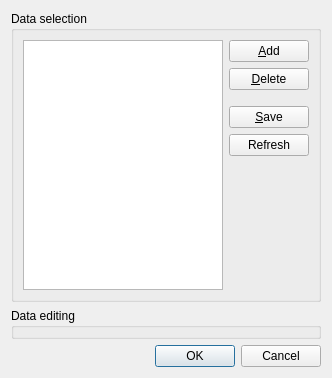
Qt form gtes_starts/dbt_editor/dbt_editor.ui (olgerd27/gtes_starts) before a commit.
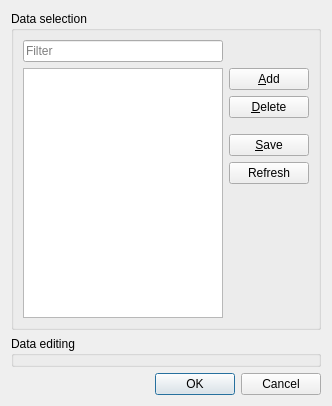
The same form after that commit. Icons and pictures are not drawn. Custom widgets are drawn as their Qt base class.

Commit message:
Fixed bugs with selections that occurs when user input some filter string.
Created for this purpose the TableView_DS and SelectionAllower classes.
Also it was deleted the custom LineEdit, that defines it empty state.

What changed in the file:
```diff
--- a/gtes_starts/dbt_editor/dbt_editor.ui
+++ b/gtes_starts/dbt_editor/dbt_editor.ui
@@ -7,7 +7,7 @@
     <x>0</x>
     <y>0</y>
     <width>319</width>
-    <height>350</height>
+    <height>375</height>
    </rect>
   </property>
   <property name="windowIcon">
@@ -33,8 +33,65 @@
       <string>Data selection</string>
      </property>
      <layout class="QGridLayout" name="gridLayout">
-      <item row="0" column="0" rowspan="6">
-       <widget class="QTableView" name="m_tableContents">
+      <item row="6" column="1">
+       <spacer name="verticalSpacer_2">
+        <property name="orientation">
+         <enum>Qt::Vertical</enum>
+        </property>
+        <property name="sizeHint" stdset="0">
+         <size>
+          <width>20</width>
+          <height>50</height>
+         </size>
+        </property>
+       </spacer>
+      </item>
+      <item row="4" column="1">
+       <widget class="QPushButton" name="m_pbSave">
+        <property name="toolTip">
+         <string>Save data in the database</string>
+        </property>
+        <property name="text">
+         <string>&amp;Save</string>
+        </property>
+        <property name="icon">
+         <iconset resource="../images_resources.qrc">
+          <normaloff>:/images/save2.png</normaloff>:/images/save2.png</iconset>
+        </property>
+       </widget>
+      </item>
+      <item row="3" column="1">
+       <spacer name="verticalSpacer">
+        <property name="orientation">
+         <enum>Qt::Vertical</enum>
+        </property>
+        <property name="sizeType">
+         <enum>QSizePolicy::Fixed</enum>
+        </property>
+        <property name="sizeHint" stdset="0">
+         <size>
+          <width>20</width>
+          <height>10</height>
+         </size>
+        </property>
+       </spacer>
+      </item>
+      <item row="1" column="1">
+       <widget class="QPushButton" name="m_pbAdd">
+        <property name="toolTip">
+         <string>Add a new line</string>
+        </property>
+        <property name="text">
+         <string>&amp;Add</string>
+        </property>
+        <property name="icon">
+         <iconset resource="../images_resources.qrc">
+          <normaloff>:/images/add2.png</normaloff>:/images/add2.png</iconset>
+        </property>
+       </widget>
+      </item>
+      <item row="1" column="0" rowspan="6">
+       <widget class="TableView_DS" name="m_tableContents">
         <property name="minimumSize">
          <size>
           <width>200</width>
@@ -85,65 +142,7 @@
         </attribute>
        </widget>
       </item>
-      <item row="0" column="1">
-       <widget class="QPushButton" name="m_pbAdd">
-        <property name="toolTip">
-         <string>Add a new line</string>
-        </property>
-        <property name="text">
-         <string>&amp;Add</string>
-        </property>
-        <property name="icon">
-         <iconset resource="../images_resources.qrc">
-          <normaloff>:/images/add2.png</normaloff>:/images/add2.png</iconset>
-        </property>
-       </widget>
-      </item>
-      <item row="1" column="1">
-       <widget class="QPushButton" name="m_pbDelete">
-        <property name="toolTip">
-         <string>Delete the selected line</string>
-        </property>
-        <property name="text">
-         <string>&amp;Delete</string>
-        </property>
-        <property name="icon">
-         <iconset resource="../images_resources.qrc">
-          <normaloff>:/images/clear_output.png</normaloff>:/images/clear_output.png</iconset>
-        </property>
-       </widget>
-      </item>
-      <item row="2" column="1">
-       <spacer name="verticalSpacer">
-        <property name="orientation">
-         <enum>Qt::Vertical</enum>
-        </property>
-        <property name="sizeType">
-         <enum>QSizePolicy::Fixed</enum>
-        </property>
-        <property name="sizeHint" stdset="0">
-         <size>
-          <width>20</width>
-          <height>10</height>
-         </size>
-        </property>
-       </spacer>
-      </item>
-      <item row="3" column="1">
-       <widget class="QPushButton" name="m_pbSave">
-        <property name="toolTip">
-         <string>Save data in the database</string>
-        </property>
-        <property name="text">
-         <string>&amp;Save</string>
-        </property>
-        <property name="icon">
-         <iconset resource="../images_resources.qrc">
-          <normaloff>:/images/save2.png</normaloff>:/images/save2.png</iconset>
-        </property>
-       </widget>
-      </item>
-      <item row="4" column="1">
+      <item row="5" column="1">
        <widget class="QPushButton" name="m_pbRefresh">
         <property name="toolTip">
          <string>Refresh data in the table</string>
@@ -157,18 +156,29 @@
         </property>
        </widget>
       </item>
-      <item row="5" column="1">
-       <spacer name="verticalSpacer_2">
-        <property name="orientation">
-         <enum>Qt::Vertical</enum>
+      <item row="2" column="1">
+       <widget class="QPushButton" name="m_pbDelete">
+        <property name="toolTip">
+         <string>Delete the selected line</string>
         </property>
-        <property name="sizeHint" stdset="0">
-         <size>
-          <width>20</width>
-          <height>50</height>
-         </size>
+        <property name="text">
+         <string>&amp;Delete</string>
         </property>
-       </spacer>
+        <property name="icon">
+         <iconset resource="../images_resources.qrc">
+          <normaloff>:/images/clear_output.png</normaloff>:/images/clear_output.png</iconset>
+        </property>
+       </widget>
+      </item>
+      <item row="0" column="0">
+       <widget class="QLineEdit" name="m_leFilter">
+        <property name="placeholderText">
+         <string>Filter</string>
+        </property>
+        <property name="clearButtonEnabled">
+         <bool>true</bool>
+        </property>
+       </widget>
       </item>
      </layout>
     </widget>
@@ -192,6 +202,13 @@
    </item>
   </layout>
  </widget>
+ <customwidgets>
+  <customwidget>
+   <class>TableView_DS</class>
+   <extends>QTableView</extends>
+   <header>dbt_editor/table_view_ds.h</header>
+  </customwidget>
+ </customwidgets>
  <resources>
   <include location="../images_resources.qrc"/>
  </resources>
```
The commit also changes 11 other files.
